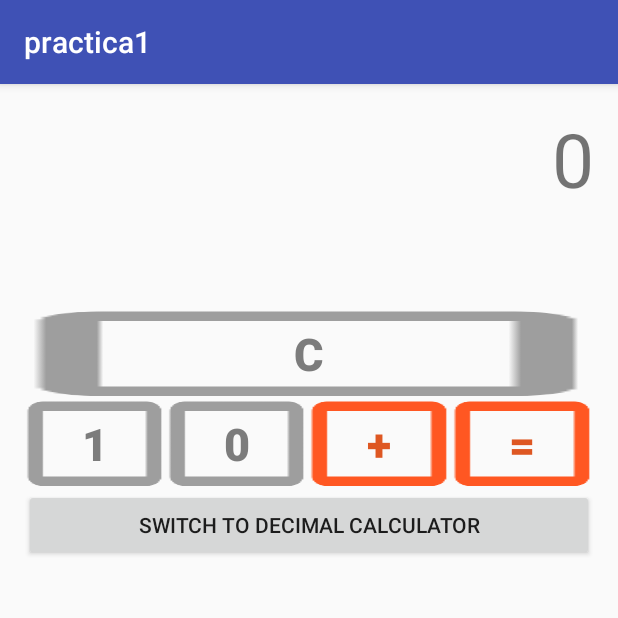
After one commit to markmota/diplomado-modulo4-practica1, an Android app: the BinaryActivity screen opened directly, with no data from a screen before it, on a phone screen of 412 x 824 dp, the top half of it. The commit adds this screen. Run offline under Robolectric (Android 15) with nearby library versions, the phone set to English and light mode, and no system bars.

Commit message:
Se agrega la calculadora binaria y los botones para intercambio de actividades. Tomar en cuenta que las calculadoras si se continua apretando un boton de operacion estan programadas para acumular y seguir sumando: ejemplo 1+1   si se continua con un + dara 2 y si se continua con + dara 4 y así..

```diff
--- a/app/src/main/AndroidManifest.xml
+++ b/app/src/main/AndroidManifest.xml
@@ -15,6 +15,7 @@
                 <category android:name="android.intent.category.LAUNCHER" />
             </intent-filter>
         </activity>
+        <activity android:name=".BinaryActivity"></activity>
     </application>
 
 </manifest>
--- /dev/null
+++ b/app/src/main/res/layout/activity_binary.xml
@@ -0,0 +1,123 @@
+<?xml version="1.0" encoding="utf-8"?>
+<LinearLayout xmlns:android="http://schemas.android.com/apk/res/android"
+    xmlns:tools="http://schemas.android.com/tools"
+    android:layout_width="match_parent"
+    android:layout_height="match_parent"
+    android:layout_gravity="end"
+    android:orientation="vertical"
+    android:paddingBottom="@dimen/activity_vertical_margin"
+    android:paddingLeft="@dimen/activity_horizontal_margin"
+    android:paddingRight="@dimen/activity_horizontal_margin"
+    android:paddingTop="@dimen/activity_vertical_margin"
+    tools:context="modulo4.ddam.markmota.tk.practica1.BinaryActivity">
+    <TextView
+        android:id="@+id/main_activity_txtPantalla"
+        android:layout_width="wrap_content"
+        android:layout_height="match_parent"
+        android:text="0"
+        android:layout_gravity="right"
+        android:textSize="50sp"
+        android:layout_weight=".9"/>
+
+
+
+    <LinearLayout
+        android:layout_width="match_parent"
+        android:layout_height="match_parent"
+        android:orientation="vertical"
+        android:layout_weight=".40">
+
+        <LinearLayout
+            android:layout_width="match_parent"
+            android:layout_height="wrap_content"
+
+            android:orientation="horizontal">
+
+            <Button
+                android:id="@+id/activity_binary_btn_clear"
+                android:layout_width="wrap_content"
+                android:layout_height="wrap_content"
+                android:layout_weight="4.5"
+                android:text="C"
+                android:textAlignment="center"
+                android:textSize="30sp"
+                android:textStyle="bold"
+                android:textColor="@color/grayBoton"
+                android:background="@drawable/ic_boton"/>
+
+
+
+        </LinearLayout>
+
+        <LinearLayout
+            android:layout_width="match_parent"
+            android:layout_height="wrap_content"
+
+            android:orientation="horizontal">
+
+            <Button
+                android:id="@+id/activity_binary_btn_1"
+                android:layout_width="wrap_content"
+                android:layout_height="wrap_content"
+                android:layout_weight="1"
+                android:text="1"
+                android:textAlignment="center"
+                android:textSize="30sp"
+                android:textStyle="bold"
+                android:textColor="@color/grayBoton"
+                android:background="@drawable/ic_boton"/>
+            <Button
+                android:id="@+id/activity_binary_btn_0"
+                android:layout_width="wrap_content"
+                android:layout_height="wrap_content"
+                android:layout_weight="1"
+                android:text="0"
+                android:textAlignment="center"
+                android:textSize="30sp"
+                android:textStyle="bold"
+                android:textColor="@color/grayBoton"
+                android:background="@drawable/ic_boton"/>
+            <Button
+                android:id="@+id/activity_binary_btn_add"
+                android:layout_width="wrap_content"
+                android:layout_height="wrap_content"
+                android:layout_weight="1"
+                android:text="+"
+                android:textAlignment="center"
+                android:textSize="30sp"
+                android:textStyle="bold"
+                android:textColor="@color/orangeBoton"
+                android:background="@drawable/ic_boton2"/>
+            <Button
+                android:id="@+id/activity_binary_btn_equal"
+                android:layout_width="wrap_content"
+                android:layout_height="wrap_content"
+                android:layout_weight="1"
+                android:text="="
+                android:textAlignment="center"
+                android:textSize="30sp"
+                android:textStyle="bold"
+                android:textColor="@color/orangeBoton"
+                android:background="@drawable/ic_boton2"/>
+
+
+        </LinearLayout>
+        <Button
+            android:id="@+id/activity_binary_btn_switch"
+            android:layout_width="match_parent"
+            android:layout_height="wrap_content"
+            android:text="@string/activity_binary_btn_calcDecimal"/>
+
+
+
+
+
+
+    </LinearLayout>
+    <Space
+        android:layout_width="match_parent"
+        android:layout_height="match_parent"
+        android:layout_weight=".9"/>
+
+
+</LinearLayout>
--- /dev/null
+++ b/app/src/main/res/values-w820dp/strings.xml
@@ -0,0 +1,5 @@
+<?xml version="1.0" encoding="utf-8"?>
+<resources>
+    <string name="activity_binary_btn_calcDecimal">Cambiar a calculador decimal</string>
+    <string name="activity_main_btn_calcBinary">Cambiar a calculadora binaria</string>
+</resources>
--- a/app/src/main/res/values/strings.xml
+++ b/app/src/main/res/values/strings.xml
@@ -1,5 +1,8 @@
 <resources>
     <string name="app_name">practica1</string>
-    <string name="activity_main_message_error_div">Error: Division by zero is not permitted</string><string name="activity_main_message_error_mod">Error: Module of zero  is not permitted</string>
+    <string name="activity_main_message_error_div">Error: Division by zero is not permitted</string>
+    <string name="activity_main_message_error_mod">Error: Module of zero  is not permitted</string>
+    <string name="activity_binary_btn_calcDecimal">Switch to decimal calculator</string>
+    <string name="activity_main_btn_calcBinary">Switch to binary calculator</string>
 
 </resources>
```
Also changed, not shown: app/src/main/java/modulo4/ddam/markmota/tk/practica1/BinaryActivity.java (added, +136 -0 lines), app/src/main/java/modulo4/ddam/markmota/tk/practica1/MainActivity.java (+12 -6 lines), app/src/main/res/layout/activity_main.xml (+8 -2 lines).
